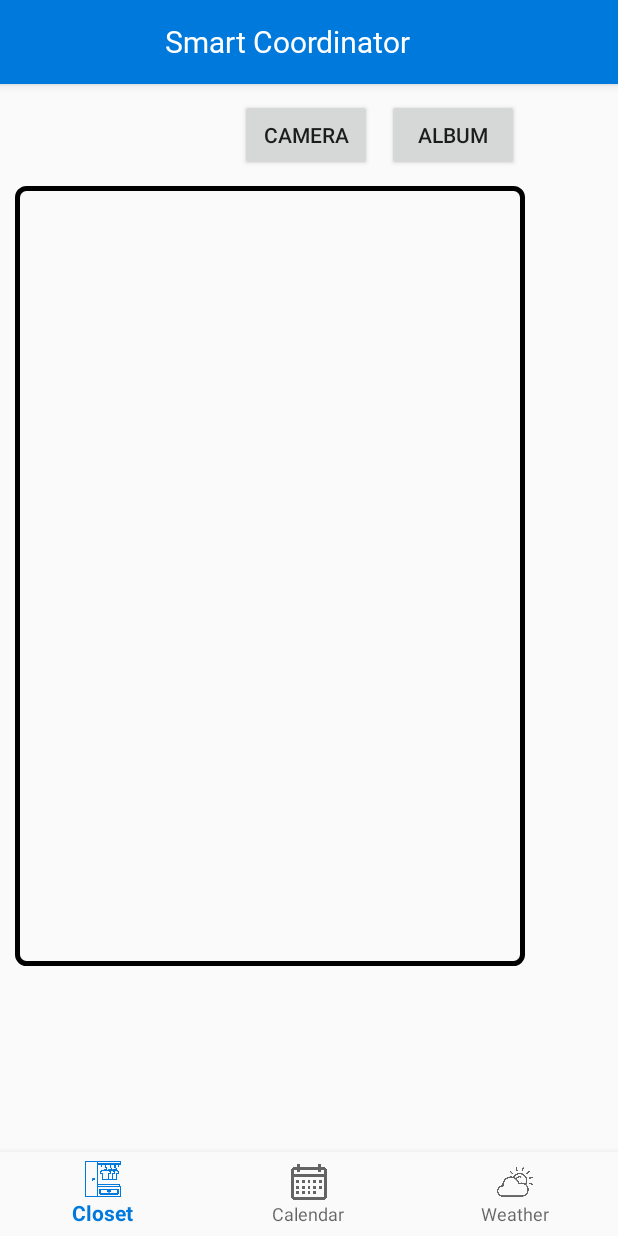
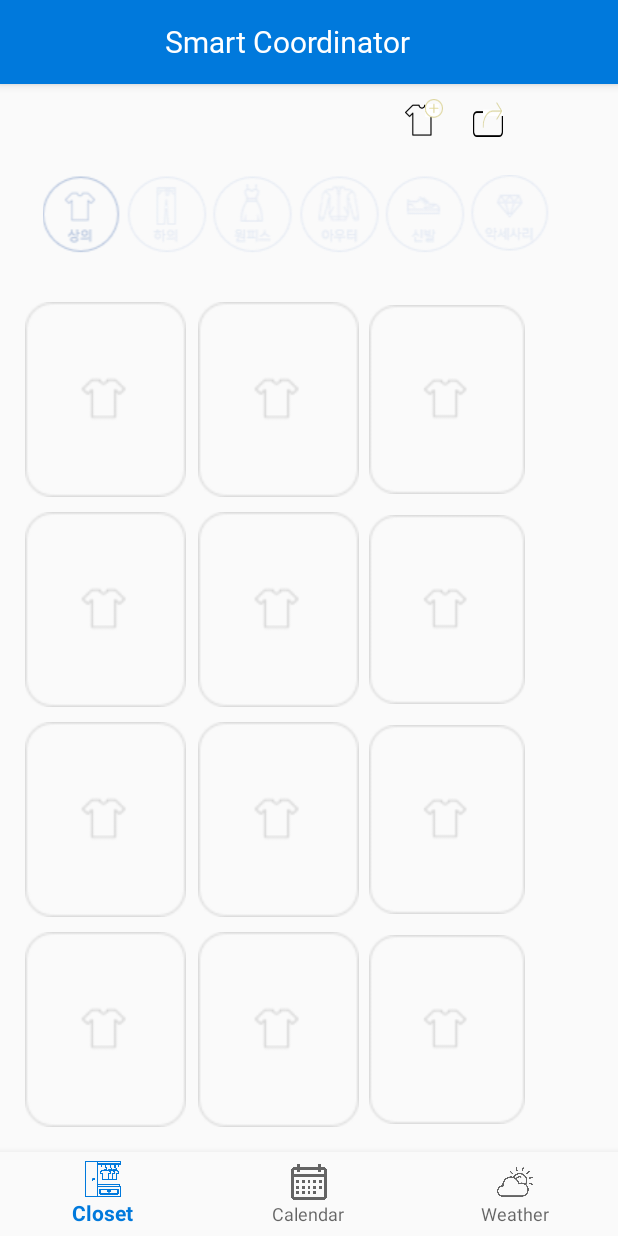
Before and after one commit to JJangA9/Smart_Coordinate_Application, an Android app: the fragment FragmentCloset_Data placed in its activity, on a phone screen of 412 x 824 dp. Run offline under Robolectric (Android 15) with nearby library versions, the light colour scheme and no system bars; libraries missing offline, so code that uses them is left out: com.prolificinteractive.materialcalendarview; pictures from the network do not load; 1 statement that could not run was skipped.

Commit message:
Modify closet design

```diff
--- a/Smart_Coordinate/Smart_Coordinator/app/src/main/res/layout/fragment_closet_data.xml
+++ b/Smart_Coordinate/Smart_Coordinator/app/src/main/res/layout/fragment_closet_data.xml
@@ -5,35 +5,150 @@
 
     <Button
         android:id="@+id/cameraButton"
-        android:layout_width="wrap_content"
-        android:layout_height="wrap_content"
-        android:layout_marginStart="160dp"
+        android:layout_width="25dp"
+        android:layout_height="25dp"
+        android:layout_marginStart="270dp"
         android:layout_marginTop="10dp"
-        android:text="camera" />
+        style="@style/Widget.AppCompat.Button.Borderless"
+        android:background="@drawable/camerabtn"/>
 
     <Button
         android:id="@+id/albumButton"
-        android:layout_width="wrap_content"
+        android:layout_width="20dp"
+        android:layout_height="25dp"
+        android:layout_toEndOf="@id/cameraButton"
+        android:layout_marginStart="20dp"
+        android:layout_marginTop="10dp"
+        style="@style/Widget.AppCompat.Button.Borderless"
+        android:background="@drawable/albumbtn"/>
+
+    <ImageView
+        android:layout_width="370dp"
         android:layout_height="wrap_content"
-        android:layout_toEndOf="@id/cameraButton"
-        android:layout_marginStart="10dp"
-        android:layout_marginTop="10dp"
-        android:text="album" />
+        android:layout_below="@id/albumButton"
+        android:layout_marginStart="15dp"
+        android:layout_marginTop="25dp"
+        android:src="@drawable/category2"/>
 
     <RelativeLayout
         android:layout_width="340dp"
-        android:layout_height="520dp"
+        android:layout_height="wrap_content"
         android:layout_below="@id/cameraButton"
         android:layout_marginStart="10dp"
-        android:layout_marginTop="10dp"
-        android:background="@drawable/outline_black">
+        android:layout_marginTop="100dp">
 
         <ImageView
             android:id="@+id/dbRead"
-            android:layout_width="100dp"
-            android:layout_height="100dp"
+            android:layout_width="110dp"
+            android:layout_height="130dp"
             android:layout_marginTop="10dp"
-            android:layout_marginStart="10dp"/>
+            android:layout_marginStart="5dp"
+            android:src="@drawable/imageshow"/>
+
+        <ImageView
+            android:id="@+id/dbRead2"
+            android:layout_width="110dp"
+            android:layout_height="130dp"
+            android:layout_marginTop="10dp"
+            android:layout_marginStart="5dp"
+            android:layout_toEndOf="@id/dbRead"
+            android:src="@drawable/imageshow"/>
+
+        <ImageView
+            android:id="@+id/dbRead3"
+            android:layout_width="110dp"
+            android:layout_height="130dp"
+            android:layout_marginTop="10dp"
+            android:layout_marginStart="5dp"
+            android:layout_toEndOf="@id/dbRead2"
+            android:src="@drawable/imageshow"/>
+
+        <ImageView
+            android:id="@+id/dbRead4"
+            android:layout_width="110dp"
+            android:layout_height="130dp"
+            android:layout_marginTop="10dp"
+            android:layout_marginStart="5dp"
+            android:layout_below="@id/dbRead"
+            android:src="@drawable/imageshow"/>
+
+        <ImageView
+            android:id="@+id/dbRead5"
+            android:layout_width="110dp"
+            android:layout_height="130dp"
+            android:layout_marginTop="10dp"
+            android:layout_marginStart="5dp"
+            android:layout_toEndOf="@id/dbRead4"
+            android:layout_below="@id/dbRead"
+            android:src="@drawable/imageshow"/>
+
+        <ImageView
+            android:id="@+id/dbRead6"
+            android:layout_width="110dp"
+            android:layout_height="130dp"
+            android:layout_marginTop="10dp"
+            android:layout_marginStart="5dp"
+            android:layout_toEndOf="@id/dbRead5"
+            android:layout_below="@id/dbRead"
+            android:src="@drawable/imageshow"/>
+
+        <ImageView
+            android:id="@+id/dbRead7"
+            android:layout_width="110dp"
+            android:layout_height="130dp"
+            android:layout_marginTop="10dp"
+            android:layout_marginStart="5dp"
+            android:layout_below="@id/dbRead4"
+            android:src="@drawable/imageshow"/>
+
+        <ImageView
+            android:id="@+id/dbRead8"
+            android:layout_width="110dp"
+            android:layout_height="130dp"
+            android:layout_marginTop="10dp"
+            android:layout_marginStart="5dp"
+            android:layout_toEndOf="@id/dbRead7"
+            android:layout_below="@id/dbRead4"
+            android:src="@drawable/imageshow"/>
+
+        <ImageView
+            android:id="@+id/dbRead9"
+            android:layout_width="110dp"
+            android:layout_height="130dp"
+            android:layout_marginTop="10dp"
+            android:layout_marginStart="5dp"
+            android:layout_toEndOf="@id/dbRead8"
+            android:layout_below="@id/dbRead4"
+            android:src="@drawable/imageshow"/>
+
+        <ImageView
+            android:id="@+id/dbRead10"
+            android:layout_width="110dp"
+            android:layout_height="130dp"
+            android:layout_marginTop="10dp"
+            android:layout_marginStart="5dp"
+            android:layout_below="@id/dbRead7"
+            android:src="@drawable/imageshow"/>
+
+        <ImageView
+            android:id="@+id/dbRead11"
+            android:layout_width="110dp"
+            android:layout_height="130dp"
+            android:layout_marginTop="10dp"
+            android:layout_marginStart="5dp"
+            android:layout_toEndOf="@id/dbRead10"
+            android:layout_below="@id/dbRead7"
+            android:src="@drawable/imageshow"/>
+
+        <ImageView
+            android:id="@+id/dbRead12"
+            android:layout_width="110dp"
+            android:layout_height="130dp"
+            android:layout_marginTop="10dp"
+            android:layout_marginStart="5dp"
+            android:layout_toEndOf="@id/dbRead11"
+            android:layout_below="@id/dbRead7"
+            android:src="@drawable/imageshow"/>
 
     </RelativeLayout>
 
```
Also changed, not shown: Smart_Coordinate/Smart_Coordinator/app/src/main/java/com/example/smart_coordinator/FragmentCamera.java (+11 -0 lines), Smart_Coordinate/Smart_Coordinator/app/src/main/res/drawable-v24/category2.png (added), Smart_Coordinate/Smart_Coordinator/app/src/main/res/drawable-v24/imageshow.png (added), Smart_Coordinate/Smart_Coordinator/app/src/main/res/drawable/albumbtn.png (added), Smart_Coordinate/Smart_Coordinator/app/src/main/res/drawable/camerabtn.png (added), Smart_Coordinate/Smart_Coordinator/app/src/main/res/drawable/category.png (added), Smart_Coordinate/Smart_Coordinator/app/src/main/res/drawable/home3.png (added), Smart_Coordinate/Smart_Coordinator/app/src/main/res/drawable/home6.jpg (added).
